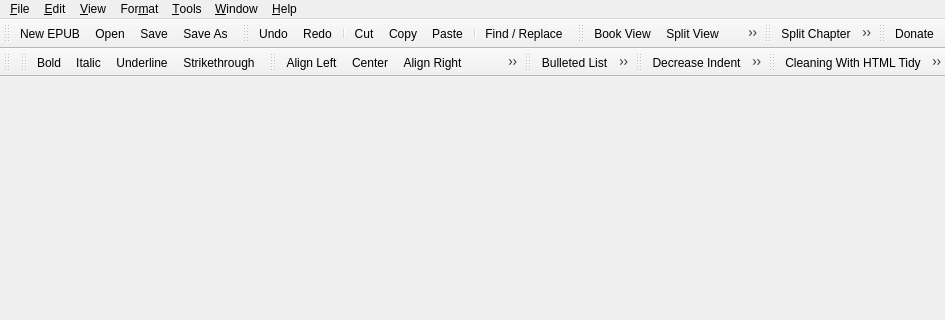
Old version of the form src/Sigil/Form_Files/main.ui in the repository Sigil-Ebook/Sigil; both pictures show x 0 to 945 and y 0 to 320 of the 945 by 673 pixel window.
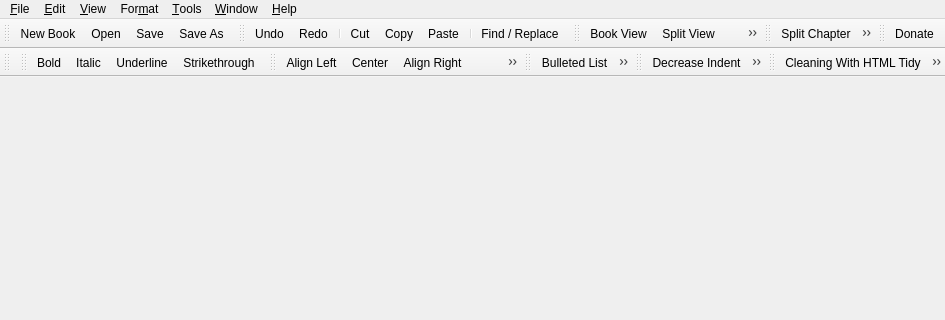
New version of the form. Icons and pictures are not drawn.

Patch:
```diff
--- a/src/Sigil/Form_Files/main.ui
+++ b/src/Sigil/Form_Files/main.ui
@@ -361,7 +361,7 @@
      <normaloff>:/main/document-new_22px.png</normaloff>:/main/document-new_22px.png</iconset>
    </property>
    <property name="text">
-    <string>&amp;New EPUB</string>
+    <string>&amp;New Book</string>
    </property>
    <property name="toolTip">
     <string>&lt;p style=&quot;padding-top: 0.5em;&quot; &gt;&lt;b&gt;New&lt;/b&gt;&lt;/p&gt;
```
Left out of the diff: 4 changed lines with no effect on the pictures.
